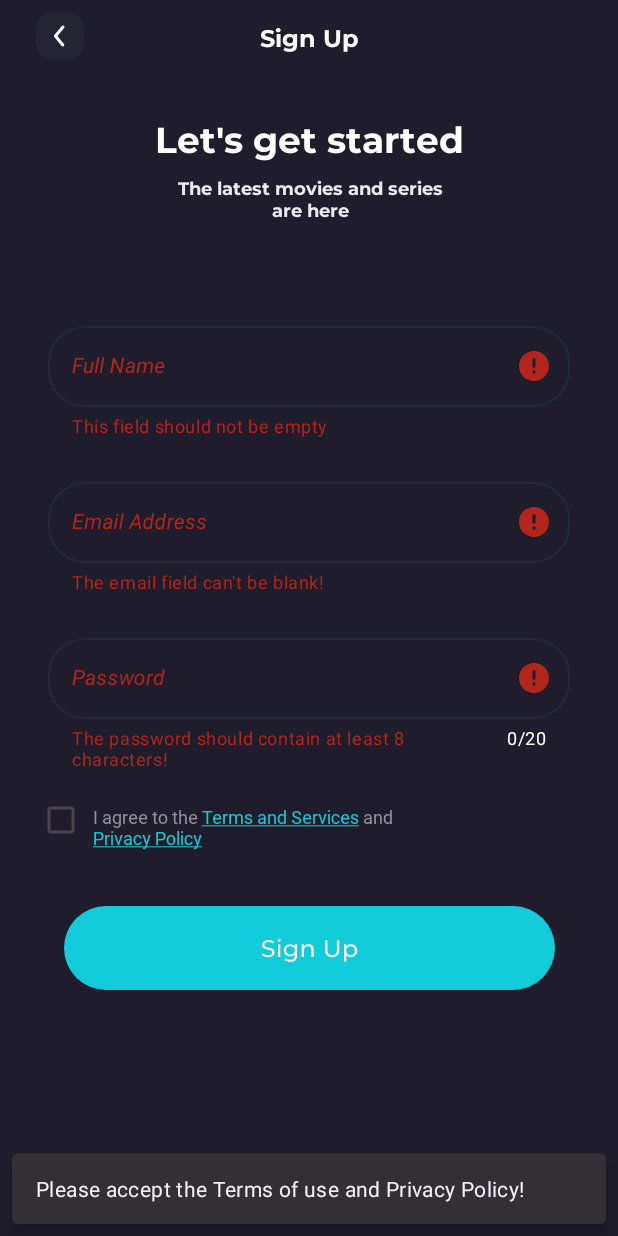
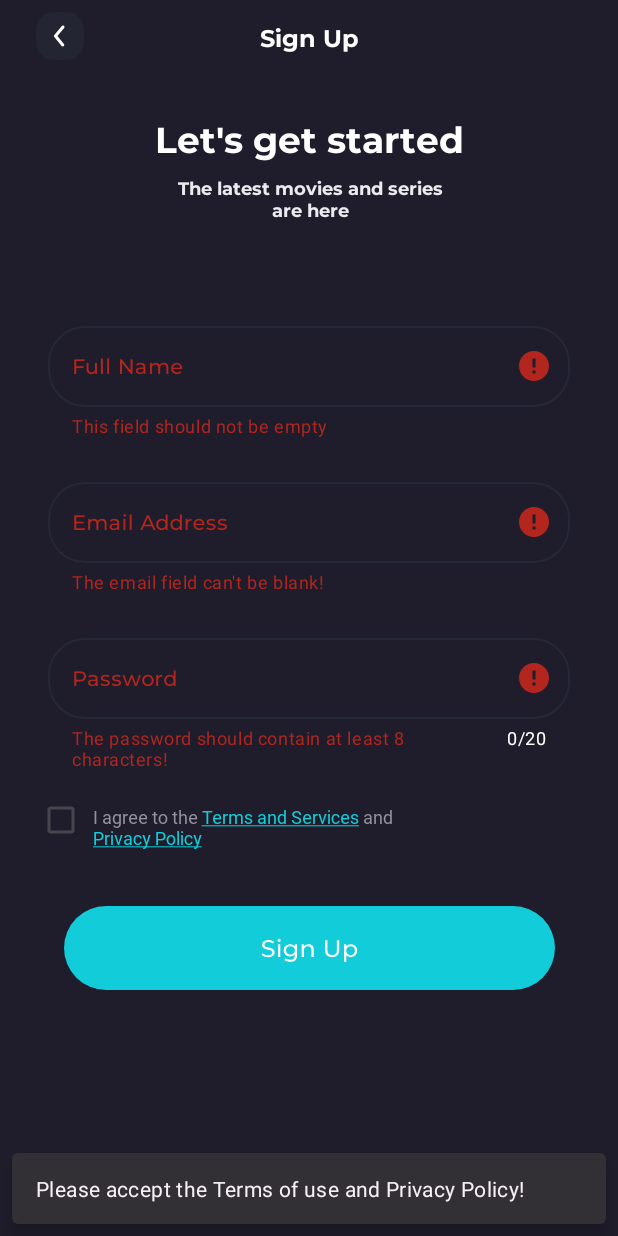
Before and after one commit to BaraBulba/MVVM_movie_app, an Android app: the SignUpFragment screen opened through its navigation route, after a tap on an icon or button, on a phone screen of 412 x 824 dp. Run offline under Robolectric (Android 15) with nearby library versions, the phone set to English and light mode, and no system bars; our stand-ins replace Dagger/Hilt's generated code; 1 other tap on this screen came first.

Commit message:
Changed password validation (using regex patterns now). Fixed fonts in textInputEditText's.

```diff
--- a/app/src/main/java/com/andrew/solokhov/mvvmmovieapp/presentation/fragments/auth/sign_up/SignUpFormState.kt
+++ b/app/src/main/java/com/andrew/solokhov/mvvmmovieapp/domain/entity/sign_up/SignUpFormState.kt
@@ -1,4 +1,4 @@
-package com.andrew.solokhov.mvvmmovieapp.presentation.fragments.auth.sign_up
+package com.andrew.solokhov.mvvmmovieapp.domain.entity.sign_up
 
 import androidx.annotation.Keep
 
--- /dev/null
+++ b/app/src/main/java/com/andrew/solokhov/mvvmmovieapp/domain/entity/sign_up/ValidationResult.kt
@@ -0,0 +1,9 @@
+package com.andrew.solokhov.mvvmmovieapp.domain.entity.sign_up
+
+import androidx.annotation.Keep
+
+@Keep
+data class ValidationResult(
+    val successful: Boolean,
+    val errorMessage: String? = null
+)
--- a/app/src/main/java/com/andrew/solokhov/mvvmmovieapp/domain/usecases/sign_up/ValidateEmailUseCase.kt
+++ b/app/src/main/java/com/andrew/solokhov/mvvmmovieapp/domain/usecases/sign_up/ValidateEmailUseCase.kt
@@ -1,7 +1,7 @@
 package com.andrew.solokhov.mvvmmovieapp.domain.usecases.sign_up
 
 import android.util.Patterns
-import com.andrew.solokhov.mvvmmovieapp.domain.utils.ValidationResult
+import com.andrew.solokhov.mvvmmovieapp.domain.entity.sign_up.ValidationResult
 import javax.inject.Inject
 
 class ValidateEmailUseCase @Inject constructor() {
--- a/app/src/main/java/com/andrew/solokhov/mvvmmovieapp/domain/usecases/sign_up/ValidateFullNameUseCase.kt
+++ b/app/src/main/java/com/andrew/solokhov/mvvmmovieapp/domain/usecases/sign_up/ValidateFullNameUseCase.kt
@@ -1,6 +1,6 @@
 package com.andrew.solokhov.mvvmmovieapp.domain.usecases.sign_up
 
-import com.andrew.solokhov.mvvmmovieapp.domain.utils.ValidationResult
+import com.andrew.solokhov.mvvmmovieapp.domain.entity.sign_up.ValidationResult
 import javax.inject.Inject
 
 class ValidateFullNameUseCase @Inject constructor() {
--- a/app/src/main/java/com/andrew/solokhov/mvvmmovieapp/domain/usecases/sign_up/ValidateTermsAndPrivacyPolicyUseCase.kt
+++ b/app/src/main/java/com/andrew/solokhov/mvvmmovieapp/domain/usecases/sign_up/ValidateTermsAndPrivacyPolicyUseCase.kt
@@ -1,6 +1,6 @@
 package com.andrew.solokhov.mvvmmovieapp.domain.usecases.sign_up
 
-import com.andrew.solokhov.mvvmmovieapp.domain.utils.ValidationResult
+import com.andrew.solokhov.mvvmmovieapp.domain.entity.sign_up.ValidationResult
 import javax.inject.Inject
 
 class ValidateTermsAndPrivacyPolicyUseCase @Inject constructor() {
--- a/app/src/main/java/com/andrew/solokhov/mvvmmovieapp/domain/utils/ValidationConstants.kt
+++ /dev/null
@@ -1,5 +0,0 @@
-package com.andrew.solokhov.mvvmmovieapp.domain.utils
-
-object ValidationConstants {
-    const val PASSWORD_LENGTH = 8
-}
--- /dev/null
+++ b/app/src/main/java/com/andrew/solokhov/mvvmmovieapp/domain/utils/ValidationPasswordPatterns.kt
@@ -0,0 +1,12 @@
+package com.andrew.solokhov.mvvmmovieapp.domain.utils
+
+import java.util.regex.Pattern
+
+object ValidationPasswordPatterns {
+    val PASSWORD_AT_LEAST_ONE_DIGIT: Pattern = Pattern.compile("(?=.*[0-9])")
+    val PASSWORD_CONTAINS_LOWER_CASE: Pattern = Pattern.compile("(?=.*[a-z])")
+    val PASSWORD_CONTAINS_UPPER_CASE: Pattern = Pattern.compile("(?=.*[A-Z])")
+    val PASSWORD_SPECIAL_CHARACTER: Pattern = Pattern.compile("(?=.*[@#$%^&+=])")
+    val PASSWORD_NO_WHITE_SPACES: Pattern = Pattern.compile("(?=\\S+$)")
+    val PASSWORD_LENGTH: Pattern = Pattern.compile("^.{8,}$")
+}
--- a/app/src/main/java/com/andrew/solokhov/mvvmmovieapp/domain/utils/ValidationResult.kt
+++ /dev/null
@@ -1,6 +0,0 @@
-package com.andrew.solokhov.mvvmmovieapp.domain.utils
-
-data class ValidationResult(
-    val successful: Boolean,
-    val errorMessage: String? = null
-)
--- a/app/src/main/java/com/andrew/solokhov/mvvmmovieapp/presentation/fragments/auth/sign_up/SignUpFragment.kt
+++ b/app/src/main/java/com/andrew/solokhov/mvvmmovieapp/presentation/fragments/auth/sign_up/SignUpFragment.kt
@@ -4,8 +4,8 @@ import android.os.Bundle
 import android.text.Spannable
 import android.text.SpannableStringBuilder
 import android.text.method.LinkMovementMethod
-import android.text.style.ClickableSpan
 import android.text.style.ForegroundColorSpan
+import android.util.Log
 import androidx.fragment.app.Fragment
 import android.view.View
 import android.widget.Toast
@@ -13,7 +13,6 @@ import androidx.core.content.ContextCompat
 import androidx.core.widget.addTextChangedListener
 import androidx.fragment.app.viewModels
 import androidx.lifecycle.Lifecycle
-import androidx.lifecycle.flowWithLifecycle
 import androidx.lifecycle.lifecycleScope
 import androidx.lifecycle.repeatOnLifecycle
 import androidx.navigation.fragment.findNavController
@@ -23,7 +22,6 @@ import com.andrew.solokhov.mvvmmovieapp.presentation.utils.NewClickableSpan
 import com.andrew.solokhov.mvvmmovieapp.presentation.utils.SignUpFormEvent
 import com.andrew.solokhov.mvvmmovieapp.presentation.utils.showToastMessage
 import com.google.android.material.snackbar.Snackbar
-import com.google.android.material.textfield.TextInputLayout.END_ICON_NONE
 import dagger.hilt.android.AndroidEntryPoint
 import kotlinx.coroutines.flow.collectLatest
 import kotlinx.coroutines.launch
@@ -77,8 +75,11 @@ class SignUpFragment : Fragment(R.layout.fragment_sign_up) {
                         if (!fullNameTextInput.isFocused) {
                             fullNameTextInput.setText(it.fullName)
                         }
+                        Log.d("MyError", it.emailError.toString())
                         emailTextInputLayout.error = it.emailError
+                        Log.d("MyError", it.passwordError.toString())
                         passwordTextInputLayout.error = it.passwordError
+                        Log.d("MyError", it.fullNameError.toString())
                         fullNameTextInputLayout.error = it.fullNameError
 
                         checkBox.isChecked = it.acceptedTermsAndPolicy
--- a/app/src/main/java/com/andrew/solokhov/mvvmmovieapp/presentation/fragments/auth/sign_up/SignUpViewModel.kt
+++ b/app/src/main/java/com/andrew/solokhov/mvvmmovieapp/presentation/fragments/auth/sign_up/SignUpViewModel.kt
@@ -2,6 +2,7 @@ package com.andrew.solokhov.mvvmmovieapp.presentation.fragments.auth.sign_up
 
 import androidx.lifecycle.ViewModel
 import androidx.lifecycle.viewModelScope
+import com.andrew.solokhov.mvvmmovieapp.domain.entity.sign_up.SignUpFormState
 import com.andrew.solokhov.mvvmmovieapp.domain.usecases.sign_up.ValidateEmailUseCase
 import com.andrew.solokhov.mvvmmovieapp.domain.usecases.sign_up.ValidateFullNameUseCase
 import com.andrew.solokhov.mvvmmovieapp.domain.usecases.sign_up.ValidatePasswordUseCase
--- a/app/src/main/res/layout/fragment_sign_up.xml
+++ b/app/src/main/res/layout/fragment_sign_up.xml
@@ -99,11 +99,11 @@
                 android:layout_width="match_parent"
                 android:layout_height="match_parent"
                 android:background="@drawable/edit_text_bg"
+                android:fontFamily="@font/montserrat_medium"
                 android:inputType="textAutoComplete|textCapWords"
                 android:singleLine="true"
                 android:textColor="@color/grey"
-                android:textSize="14sp"
-                android:textStyle="italic" />
+                android:textSize="14sp" />
 
         </com.google.android.material.textfield.TextInputLayout>
 
@@ -130,13 +130,13 @@
             <com.google.android.material.textfield.TextInputEditText
                 android:id="@+id/email_text_input"
                 android:layout_width="match_parent"
-                android:layout_height="match_parent"
+                android:layout_height="wrap_content"
                 android:background="@drawable/edit_text_bg"
+                android:fontFamily="@font/montserrat_medium"
                 android:inputType="textEmailAddress"
                 android:singleLine="true"
                 android:textColor="@color/grey"
-                android:textSize="14sp"
-                android:textStyle="italic" />
+                android:textSize="14sp" />
 
         </com.google.android.material.textfield.TextInputLayout>
 
@@ -146,36 +146,34 @@
             android:layout_width="0dp"
             android:layout_height="wrap_content"
             android:layout_marginStart="8dp"
+            android:layout_marginTop="24dp"
             android:layout_marginEnd="8dp"
             android:hint="@string/password"
-            android:layout_marginTop="24dp"
-            app:hintTextColor="@color/white"
             android:textColorHint="@color/white"
             app:boxBackgroundMode="outline"
             app:counterEnabled="true"
             app:counterMaxLength="20"
             app:counterTextColor="@color/white"
+            app:cursorColor="@color/white"
             app:endIconMode="password_toggle"
             app:endIconTint="@color/grey"
-            app:cursorColor="@color/white"
-            app:passwordToggleEnabled="true"
-            app:layout_constraintBottom_toBottomOf="parent"
+            app:hintTextColor="@color/white"
             app:layout_constraintEnd_toEndOf="parent"
             app:layout_constraintStart_toStartOf="parent"
-            app:layout_constraintTop_toBottomOf="@+id/email_text_input_layout"
-            app:layout_constraintVertical_bias="0.3">
+            app:layout_constraintTop_toBottomOf="@id/email_text_input_layout"
+            app:passwordToggleEnabled="true">
 
             <com.google.android.material.textfield.TextInputEditText
                 android:id="@+id/password_text_input"
                 android:layout_width="match_parent"
-                android:layout_height="match_parent"
+                android:layout_height="wrap_content"
                 android:background="@drawable/edit_text_bg"
+                android:fontFamily="@font/montserrat_medium"
                 android:inputType="textPassword"
                 android:maxLength="20"
                 android:singleLine="true"
-                android:textSize="14sp"
                 android:textColor="@color/grey"
-                android:textStyle="italic" />
+                android:textSize="14sp" />
 
         </com.google.android.material.textfield.TextInputLayout>
 
```
Also changed, not shown: app/src/main/java/com/andrew/solokhov/mvvmmovieapp/domain/usecases/sign_up/ValidatePasswordUseCase.kt (+40 -7 lines), app/src/main/res/layout/fragment_login.xml (+14 -12 lines), app/src/main/res/font/montserrat_medium.ttf (added).
